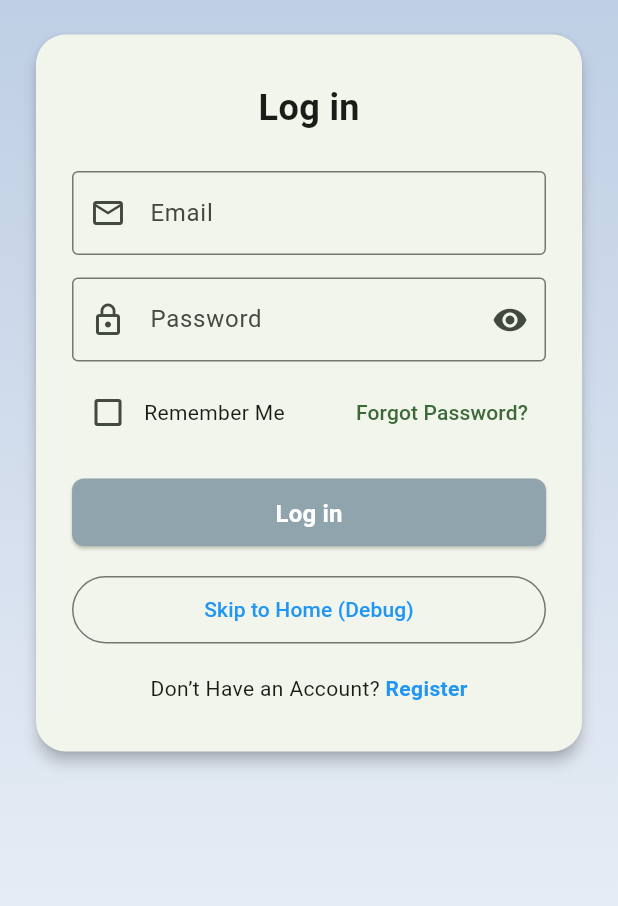
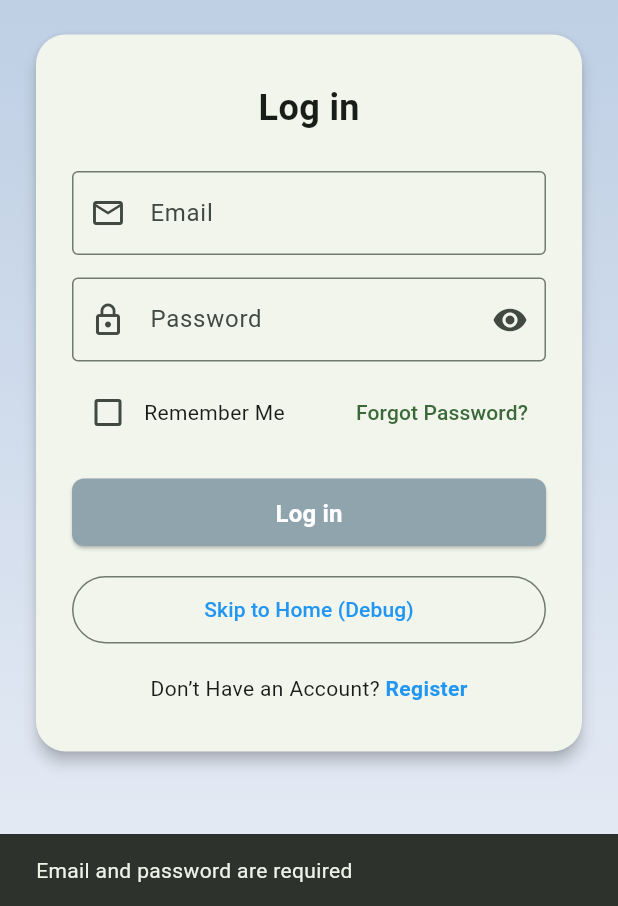
Before and after one commit to christian0507341/RegistrarConnect, a Flutter app: the screen it shows after launch, after a tap on "Get Started", after a tap on "Log in", on a phone screen of 412 x 824 dp, the part 330-1236 px from its top. Run offline on Flutter 3.47's test engine with Material 3 defaults, Android fonts, the light colour scheme and no system bars; our stand-ins replace dio, equatable, flutter_bloc, flutter_secure_storage, table_calendar.

Commit message:
working login yeee

```diff
--- a/mobile/lib/features/auth/presentation/pages/login_page.dart
+++ b/mobile/lib/features/auth/presentation/pages/login_page.dart
@@ -1,8 +1,9 @@
 import 'package:flutter/material.dart';
-import 'package:flutter_bloc/flutter_bloc.dart';
-import 'package:mobile/features/auth/presentation/bloc/auth_bloc.dart';
-import 'package:mobile/features/auth/presentation/bloc/auth_event.dart';
-import 'package:mobile/features/auth/presentation/bloc/auth_state.dart';
+import 'package:mobile/core/services/secure_storage.dart';
+import 'package:mobile/core/services/dio_client.dart';
+import 'package:mobile/features/auth/data/sources/auth_api.dart';
+import 'package:mobile/features/auth/data/repositories/auth_repository.dart';
+import 'package:mobile/features/home/presentation/pages/home_container.dart';
 import 'register_page.dart';
 
 class LoginPage extends StatefulWidget {
@@ -17,6 +18,7 @@ class _LoginPageState extends State<LoginPage> {
   final passwordController = TextEditingController();
   bool obscureText = true;
   bool rememberMe = false;
+  bool _loading = false;
 
   @override
   void dispose() {
@@ -25,40 +27,51 @@ class _LoginPageState extends State<LoginPage> {
     super.dispose();
   }
 
-  void _submit() {
+  Future<void> _submit() async {
     final email = emailController.text.trim();
     final password = passwordController.text;
-    if (email.isEmpty || password.isEmpty) return;
+    if (email.isEmpty || password.isEmpty) {
+      ScaffoldMessenger.of(context).showSnackBar(
+        const SnackBar(content: Text('Email and password are required')),
+      );
+      return;
+    }
 
-    context.read<AuthBloc>().add(
-          LoginRequested(role: 'student', email: email, password: password),
+    setState(() => _loading = true);
+
+    try {
+      final storage = SecureStorageService();
+      final dio = DioClient(storage).dio;
+      final api = AuthApi(dio);
+      final repo = AuthRepository(api: api, storage: storage);
+
+      await repo.signIn(role: 'student', email: email, password: password);
+
+      if (!mounted) return;
+      Navigator.of(context).pushAndRemoveUntil(
+        MaterialPageRoute(builder: (_) => const HomeContainer()),
+        (route) => false,
       );
+    } catch (e) {
+      if (!mounted) return;
+      ScaffoldMessenger.of(context).showSnackBar(
+        SnackBar(content: Text('Login failed: $e')),
+      );
+    } finally {
+      if (mounted) setState(() => _loading = false);
+    }
   }
 
   @override
   Widget build(BuildContext context) {
     return Scaffold(
       body: SafeArea(
-        child: BlocConsumer<AuthBloc, AuthState>(
-          listener: (context, state) {
-            if (state is AuthError) {
-              ScaffoldMessenger.of(context).showSnackBar(
-                SnackBar(content: Text(state.message)),
-              );
-            }
-            if (state is AuthAuthenticated) {
-              Navigator.of(context).pushReplacementNamed('/chat');
-            }
-          },
-          builder: (context, state) {
-            final loading = state is AuthLoading;
-
-            return Container(
+        child: Container(
           width: double.infinity,
           height: double.infinity,
           decoration: const BoxDecoration(
             gradient: LinearGradient(
-                  colors: [Color(0xFFB0C4DE), Color(0xFFE6ECF5)], // light blue gradient
+              colors: [Color(0xFFB0C4DE), Color(0xFFE6ECF5)],
               begin: Alignment.topCenter,
               end: Alignment.bottomCenter,
             ),
@@ -69,19 +82,15 @@ class _LoginPageState extends State<LoginPage> {
               child: Column(
                 mainAxisAlignment: MainAxisAlignment.center,
                 children: [
-                      // 🔹 Logo
                   Image.asset(
                     "assets/images/logo.png",
                     width: 120,
                     height: 120,
                   ),
                   const SizedBox(height: 20),
-
-                      // 🔹 White card
                   Card(
                     shape: RoundedRectangleBorder(
-                          borderRadius: BorderRadius.circular(20),
-                        ),
+                        borderRadius: BorderRadius.circular(20)),
                     elevation: 4,
                     child: Padding(
                       padding: const EdgeInsets.symmetric(
@@ -94,13 +103,9 @@ class _LoginPageState extends State<LoginPage> {
                             const Text(
                               "Log in",
                               style: TextStyle(
-                                    fontSize: 24,
-                                    fontWeight: FontWeight.bold,
-                                  ),
+                                  fontSize: 24, fontWeight: FontWeight.bold),
                             ),
                             const SizedBox(height: 25),
-
-                                // Email
                             TextField(
                               controller: emailController,
                               keyboardType: TextInputType.emailAddress,
@@ -111,8 +116,6 @@ class _LoginPageState extends State<LoginPage> {
                               ),
                             ),
                             const SizedBox(height: 15),
-
-                                // Password
                             TextField(
                               controller: passwordController,
                               obscureText: obscureText,
@@ -124,27 +127,21 @@ class _LoginPageState extends State<LoginPage> {
                                   icon: Icon(obscureText
                                       ? Icons.visibility
                                       : Icons.visibility_off),
-                                      onPressed: () =>
-                                          setState(() => obscureText = !obscureText),
+                                  onPressed: () => setState(
+                                      () => obscureText = !obscureText),
                                 ),
                               ),
                             ),
                             const SizedBox(height: 10),
-
-                                // Remember Me + Forgot
                             Row(
-                                  mainAxisAlignment:
-                                      MainAxisAlignment.spaceBetween,
+                              mainAxisAlignment: MainAxisAlignment.spaceBetween,
                               children: [
                                 Row(
                                   children: [
                                     Checkbox(
                                         value: rememberMe,
-                                          onChanged: (val) {
-                                            setState(() =>
-                                                rememberMe = val ?? false);
-                                          },
-                                        ),
+                                        onChanged: (val) => setState(
+                                            () => rememberMe = val ?? false)),
                                     const Text("Remember Me"),
                                   ],
                                 ),
@@ -155,8 +152,6 @@ class _LoginPageState extends State<LoginPage> {
                               ],
                             ),
                             const SizedBox(height: 20),
-
-                                // Login button
                             SizedBox(
                               width: double.infinity,
                               height: 45,
@@ -164,9 +159,9 @@ class _LoginPageState extends State<LoginPage> {
                                 style: ElevatedButton.styleFrom(
                                   backgroundColor: Colors.blueGrey[300],
                                 ),
-                                    onPressed: loading ? null : _submit,
+                                onPressed: _loading ? null : _submit,
                                 child: Text(
-                                      loading ? "Signing in…" : "Log in",
+                                  _loading ? "Signing in…" : "Log in",
                                   style: const TextStyle(
                                       fontSize: 16,
                                       fontWeight: FontWeight.bold),
@@ -174,15 +169,16 @@ class _LoginPageState extends State<LoginPage> {
                               ),
                             ),
                             const SizedBox(height: 20),
-
-                                // Debug button
                             SizedBox(
                               width: double.infinity,
                               height: 45,
                               child: OutlinedButton(
                                 onPressed: () {
-                                      Navigator.pushReplacementNamed(
-                                          context, '/home');
+                                  Navigator.pushReplacement(
+                                    context,
+                                    MaterialPageRoute(
+                                        builder: (_) => const HomeContainer()),
+                                  );
                                 },
                                 child: const Text(
                                   "Skip to Home (Debug)",
@@ -191,8 +187,6 @@ class _LoginPageState extends State<LoginPage> {
                               ),
                             ),
                             const SizedBox(height: 20),
-
-                                // Register
                             Row(
                               mainAxisAlignment: MainAxisAlignment.center,
                               children: [
@@ -202,7 +196,7 @@ class _LoginPageState extends State<LoginPage> {
                                     Navigator.push(
                                       context,
                                       MaterialPageRoute(
-                                              builder: (context) =>
+                                          builder: (_) =>
                                               const RegisterPage()),
                                     );
                                   },
@@ -210,8 +204,7 @@ class _LoginPageState extends State<LoginPage> {
                                     "Register",
                                     style: TextStyle(
                                         color: Colors.blue,
-                                          fontWeight: FontWeight.bold,
-                                        ),
+                                        fontWeight: FontWeight.bold),
                                   ),
                                 ),
                               ],
@@ -225,8 +218,6 @@ class _LoginPageState extends State<LoginPage> {
               ),
             ),
           ),
-            );
-          },
         ),
       ),
     );
--- a/requirements-ml.txt
+++ b/requirements-ml.txt
@@ -25,7 +25,8 @@ pyarrow==15.0.2
 
 # Torch CPU (install from PyTorch CPU wheel index)
 # Note: pin here for visibility, but use the --index-url when installing.
-torch==2.2.2+cpu
+torch==2.2.2
+#+cpu
 
 # Numerics / scientific
 numpy==1.26.4
```
Lines whose indentation alone changed are shown as unchanged.
